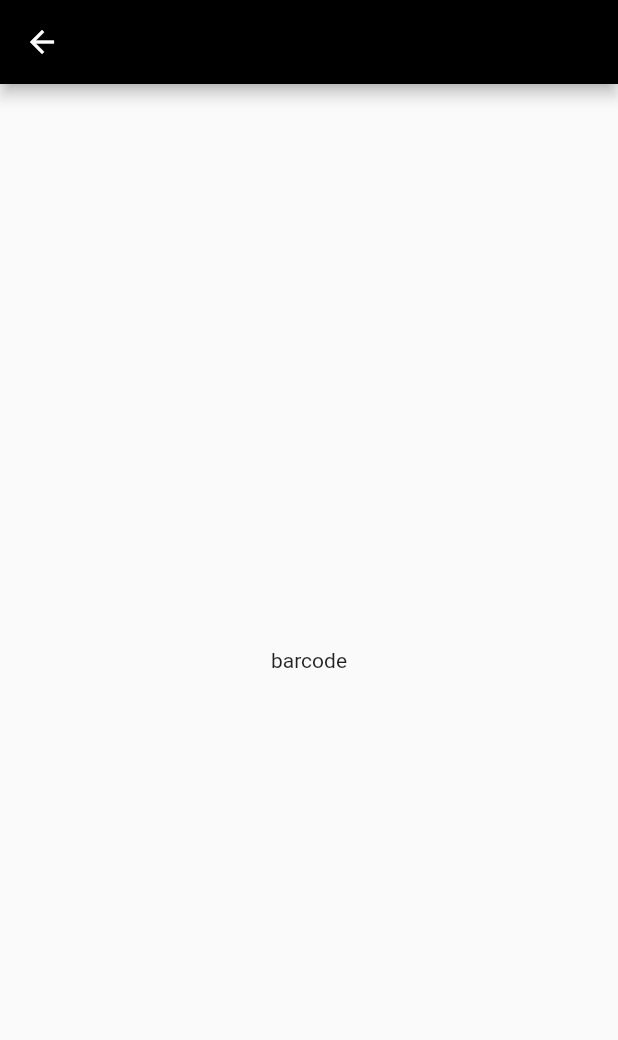
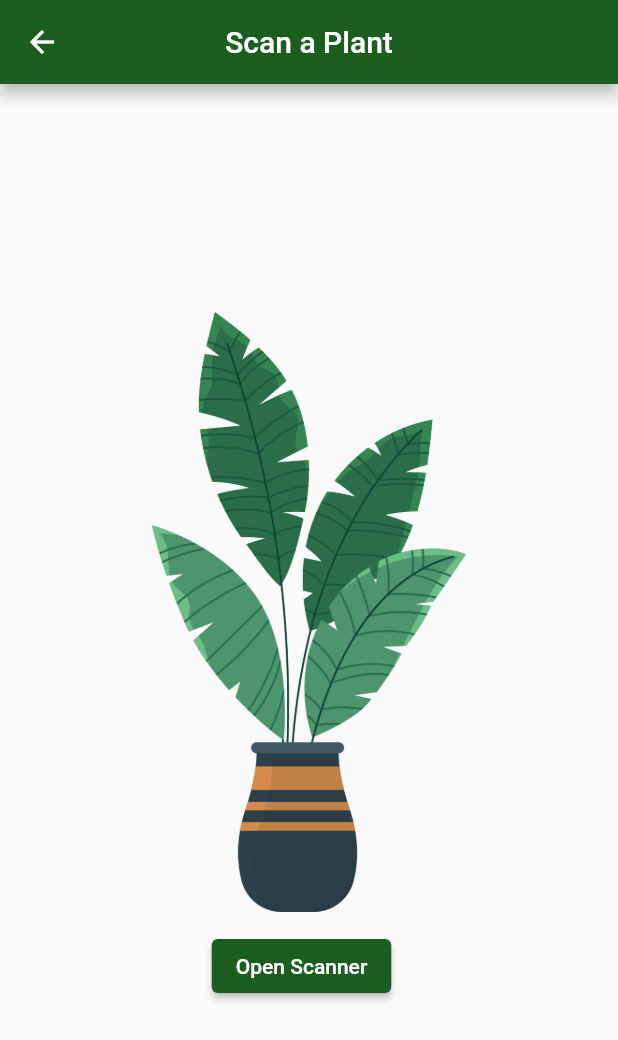
Before and after one commit to unclegenson/plant-store-app, a Flutter app: the Barcode screen opened directly, on a phone screen of 412 x 824 dp. Shown: the top 1040 px of the screen. Run offline on Flutter 3.47's test engine with Material 2 defaults, Android fonts, the light colour scheme and no system bars; missing offline and left inert: simple_barcode_scanner.

Commit message:
add barcode page , add icon and name of app , some editing in itemDetails page

```diff
--- a/lib/screens/barcode.dart
+++ b/lib/screens/barcode.dart
@@ -1,17 +1,65 @@
 import 'package:flutter/material.dart';
+import 'package:ghaleb_1/sabet/sabet.dart';
+import 'package:simple_barcode_scanner/enum.dart';
+import 'package:simple_barcode_scanner/simple_barcode_scanner.dart';
 
-class Barcode extends StatelessWidget {
+class Barcode extends StatefulWidget {
   const Barcode({super.key});
 
+  @override
+  State<Barcode> createState() => _BarcodeState();
+}
+
+class _BarcodeState extends State<Barcode> {
+  String result = '';
   @override
   Widget build(BuildContext context) {
     return Scaffold(
       appBar: AppBar(
-        backgroundColor: Colors.black,
+        backgroundColor: SabetHa.primary,
+        title: Text("Scan a Plant"),
+        centerTitle: true,
       ),
       body: Center(
-        child: Text(
-          'barcode',
+        child: Column(
+          mainAxisAlignment: MainAxisAlignment.center,
+          children: [
+            Padding(
+              padding: const EdgeInsets.all(12.0),
+              child: Image.asset(
+                'assets/images/8.png',
+                height: 400,
+              ),
+            ),
+            Padding(
+              padding: const EdgeInsets.only(right: 10),
+              child: ElevatedButton(
+                style:
+                    ElevatedButton.styleFrom(backgroundColor: SabetHa.primary),
+                onPressed: () async {
+                  var res = await Navigator.push(
+                    context,
+                    MaterialPageRoute(
+                      builder: (context) => const SimpleBarcodeScannerPage(
+                        appBarTitle: "Scan a Flower to have it's information",
+                        isShowFlashIcon: true,
+                        scanType: ScanType.defaultMode,
+                      ),
+                    ),
+                  );
+                  setState(() {
+                    if (res is String) {
+                      result = res;
+                    }
+                  });
+                },
+                child: const Text('Open Scanner'),
+              ),
+            ),
+            result != '' && result != '-1'
+                ? Text('Barcode Result: $result')
+                : Text('')
+          ],
         ),
       ),
     );
--- a/lib/screens/favorites.dart
+++ b/lib/screens/favorites.dart
@@ -14,3 +14,4 @@ class Favorite extends StatelessWidget {
     );
   }
 }
+//todo change this page to something else
--- a/pubspec.yaml
+++ b/pubspec.yaml
@@ -35,6 +35,7 @@ dependencies:
   # Use with the CupertinoIcons class for iOS style icons.
   cupertino_icons: ^1.0.2
   intl: ^0.18.1
+  simple_barcode_scanner: ^0.0.8
 
 dev_dependencies:
   flutter_test:
```
Also changed, not shown: lib/screens/itemDetail.dart (+29 -19 lines), pubspec.lock, 2 other files.
